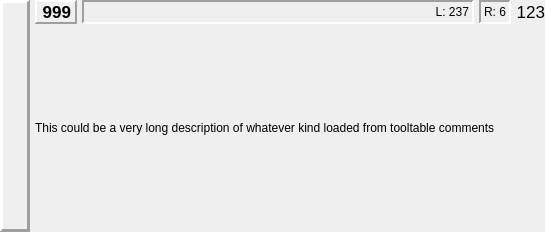
First picture: the form in src/UI/ToolInfo.ui, repository DjangoReinhard/FalconView, before the edit.
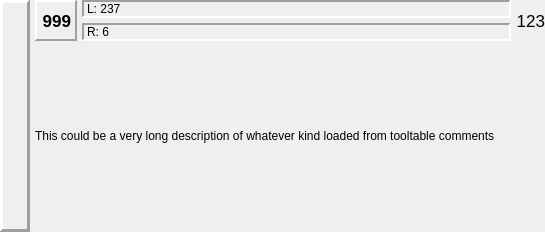
Second picture: the form after the edit. Icons and pictures are not drawn.

Diff of the .ui file:
```diff
--- a/src/UI/ToolInfo.ui
+++ b/src/UI/ToolInfo.ui
@@ -29,78 +29,7 @@
    <property name="spacing">
     <number>5</number>
    </property>
-   <item row="0" column="3" colspan="2">
-    <widget class="QLabel" name="toolRadius">
-     <property name="sizePolicy">
-      <sizepolicy hsizetype="MinimumExpanding" vsizetype="Minimum">
-       <horstretch>0</horstretch>
-       <verstretch>0</verstretch>
-      </sizepolicy>
-     </property>
-     <property name="frameShape">
-      <enum>QFrame::Panel</enum>
-     </property>
-     <property name="frameShadow">
-      <enum>QFrame::Sunken</enum>
-     </property>
-     <property name="lineWidth">
-      <number>2</number>
-     </property>
-     <property name="text">
-      <string notr="true">R: 6</string>
-     </property>
-     <property name="alignment">
-      <set>Qt::AlignRight|Qt::AlignTrailing|Qt::AlignVCenter</set>
-     </property>
-    </widget>
-   </item>
-   <item row="0" column="5">
-    <widget class="QLabel" name="nextToolNum">
-     <property name="sizePolicy">
-      <sizepolicy hsizetype="Minimum" vsizetype="Minimum">
-       <horstretch>0</horstretch>
-       <verstretch>0</verstretch>
-      </sizepolicy>
-     </property>
-     <property name="font">
-      <font>
-       <pointsize>13</pointsize>
-      </font>
-     </property>
-     <property name="text">
-      <string notr="true">123</string>
-     </property>
-     <property name="alignment">
-      <set>Qt::AlignRight|Qt::AlignTrailing|Qt::AlignVCenter</set>
-     </property>
-    </widget>
-   </item>
-   <item row="0" column="2">
-    <widget class="QLabel" name="toolLen">
-     <property name="sizePolicy">
-      <sizepolicy hsizetype="MinimumExpanding" vsizetype="Minimum">
-       <horstretch>0</horstretch>
-       <verstretch>0</verstretch>
-      </sizepolicy>
-     </property>
-     <property name="frameShape">
-      <enum>QFrame::Panel</enum>
-     </property>
-     <property name="frameShadow">
-      <enum>QFrame::Sunken</enum>
-     </property>
-     <property name="lineWidth">
-      <number>2</number>
-     </property>
-     <property name="text">
-      <string notr="true">L: 237</string>
-     </property>
-     <property name="alignment">
-      <set>Qt::AlignRight|Qt::AlignTrailing|Qt::AlignVCenter</set>
-     </property>
-    </widget>
-   </item>
-   <item row="0" column="0" rowspan="3">
+   <item row="0" column="0" rowspan="4">
     <widget class="QLabel" name="toolPic">
      <property name="sizePolicy">
       <sizepolicy hsizetype="Minimum" vsizetype="Minimum">
@@ -135,39 +64,32 @@
      </property>
     </widget>
    </item>
-   <item row="0" column="1">
-    <widget class="QLabel" name="curToolNum">
+   <item row="0" column="2">
+    <widget class="QLabel" name="toolLen">
      <property name="sizePolicy">
-      <sizepolicy hsizetype="Preferred" vsizetype="Minimum">
+      <sizepolicy hsizetype="MinimumExpanding" vsizetype="Minimum">
        <horstretch>0</horstretch>
        <verstretch>0</verstretch>
       </sizepolicy>
      </property>
-     <property name="font">
-      <font>
-       <pointsize>13</pointsize>
-       <weight>75</weight>
-       <bold>true</bold>
-      </font>
-     </property>
      <property name="frameShape">
       <enum>QFrame::Panel</enum>
      </property>
      <property name="frameShadow">
-      <enum>QFrame::Raised</enum>
+      <enum>QFrame::Sunken</enum>
      </property>
      <property name="lineWidth">
       <number>2</number>
      </property>
      <property name="text">
-      <string notr="true">999</string>
+      <string notr="true">L: 237</string>
      </property>
      <property name="alignment">
-      <set>Qt::AlignRight|Qt::AlignTrailing|Qt::AlignVCenter</set>
+      <set>Qt::AlignLeading|Qt::AlignLeft|Qt::AlignVCenter</set>
      </property>
     </widget>
    </item>
-   <item row="1" column="1" colspan="5">
+   <item row="2" column="1" colspan="5">
     <widget class="QLabel" name="toolDesc">
      <property name="sizePolicy">
       <sizepolicy hsizetype="MinimumExpanding" vsizetype="MinimumExpanding">
@@ -183,6 +105,90 @@
      </property>
     </widget>
    </item>
+   <item row="1" column="2">
+    <widget class="QLabel" name="toolRadius">
+     <property name="sizePolicy">
+      <sizepolicy hsizetype="MinimumExpanding" vsizetype="Minimum">
+       <horstretch>0</horstretch>
+       <verstretch>0</verstretch>
+      </sizepolicy>
+     </property>
+     <property name="frameShape">
+      <enum>QFrame::Panel</enum>
+     </property>
+     <property name="frameShadow">
+      <enum>QFrame::Sunken</enum>
+     </property>
+     <property name="lineWidth">
+      <number>2</number>
+     </property>
+     <property name="text">
+      <string notr="true">R: 6</string>
+     </property>
+     <property name="alignment">
+      <set>Qt::AlignLeading|Qt::AlignLeft|Qt::AlignVCenter</set>
+     </property>
+    </widget>
+   </item>
+   <item row="0" column="1" rowspan="2">
+    <widget class="QLabel" name="curToolNum">
+     <property name="sizePolicy">
+      <sizepolicy hsizetype="Preferred" vsizetype="Minimum">
+       <horstretch>0</horstretch>
+       <verstretch>0</verstretch>
+      </sizepolicy>
+     </property>
+     <property name="font">
+      <font>
+       <pointsize>13</pointsize>
+       <weight>75</weight>
+       <bold>true</bold>
+      </font>
+     </property>
+     <property name="frameShape">
+      <enum>QFrame::Panel</enum>
+     </property>
+     <property name="frameShadow">
+      <enum>QFrame::Raised</enum>
+     </property>
+     <property name="lineWidth">
+      <number>2</number>
+     </property>
+     <property name="text">
+      <string notr="true">999</string>
+     </property>
+     <property name="alignment">
+      <set>Qt::AlignRight|Qt::AlignTrailing|Qt::AlignVCenter</set>
+     </property>
+     <property name="margin">
+      <number>10</number>
+     </property>
+    </widget>
+   </item>
+   <item row="0" column="3" rowspan="2" colspan="3">
+    <widget class="QLabel" name="nextToolNum">
+     <property name="sizePolicy">
+      <sizepolicy hsizetype="Minimum" vsizetype="Minimum">
+       <horstretch>0</horstretch>
+       <verstretch>0</verstretch>
+      </sizepolicy>
+     </property>
+     <property name="font">
+      <font>
+       <pointsize>13</pointsize>
+      </font>
+     </property>
+     <property name="text">
+      <string notr="true">123</string>
+     </property>
+     <property name="alignment">
+      <set>Qt::AlignRight|Qt::AlignTrailing|Qt::AlignVCenter</set>
+     </property>
+     <property name="margin">
+      <number>10</number>
+     </property>
+    </widget>
+   </item>
   </layout>
  </widget>
  <resources>
```
